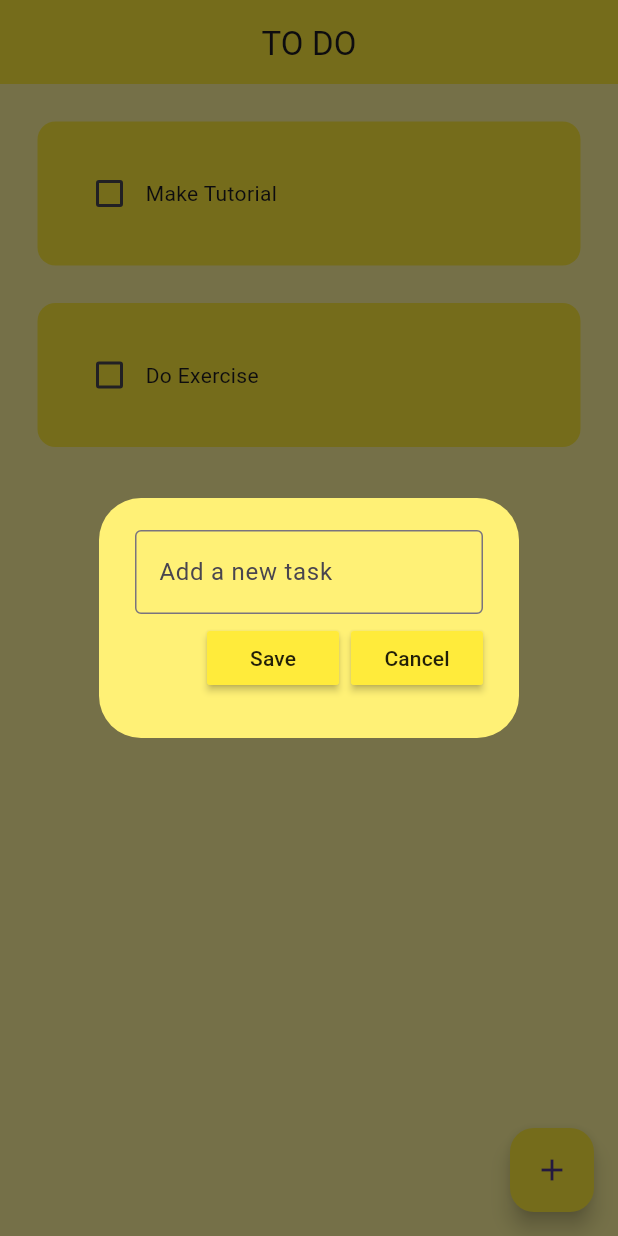
After one commit to 3r1ckR1an/ToDoApp, a Flutter app: the screen it shows after launch, after a tap on the "add" icon, on a phone screen of 412 x 824 dp. The commit adds this screen. Run offline on Flutter 3.47's test engine with Material 3 defaults, Android fonts, the phone set to English and light mode, and no system bars; our stand-ins replace google_fonts.

Commit message:
Criada tela de adição de tarefas.

```diff
--- a/lib/main.dart
+++ b/lib/main.dart
@@ -12,7 +12,7 @@ class MyApp extends StatelessWidget {
   Widget build(BuildContext context) {
     return MaterialApp(
       home: HomePage(),
-      theme: ThemeData(primarySwatch: Colors.yellow),
+      theme: ThemeData(primaryColor: Colors.yellow),
     );
   }
 }
--- a/lib/pages/home_page.dart
+++ b/lib/pages/home_page.dart
@@ -1,5 +1,6 @@
 import 'package:flutter/material.dart';
 import 'package:google_fonts/google_fonts.dart';
+import 'package:to_do_app/utilities/dialog_box.dart';
 import 'package:to_do_app/utilities/todo_tile.dart';
 
 class HomePage extends StatefulWidget {
@@ -10,6 +11,8 @@ class HomePage extends StatefulWidget {
 }
 
 class _HomePageState extends State<HomePage> {
+  final _controller = TextEditingController();
+
   List toDoList = [
     ["Make Tutorial", false],
     ["Do Exercise", false],
@@ -19,6 +22,27 @@ class _HomePageState extends State<HomePage> {
     setState(() {
       toDoList[index][1] = !toDoList[index][1];
     });
+  }
+
+  void saveNewTask() {
+    setState(() {
+      toDoList.add([_controller.text, false]);
+      _controller.clear();
+    });
+    Navigator.of(context).pop();
+  }
+
+  void createNewTask() {
+    showDialog(
+        context: context,
+        builder: (context) {
+          return DialogBox(
+            controller: _controller,
+            onSave: saveNewTask,
+            onCancel: () => Navigator.of(context).pop(),
+          );
+        },
+    );
   }
 
   @override
@@ -33,7 +57,11 @@ class _HomePageState extends State<HomePage> {
         backgroundColor: Colors.yellow,
         centerTitle: true,
       ),
-
+      floatingActionButton: FloatingActionButton(
+        onPressed: createNewTask,
+        backgroundColor: Colors.yellow,
+        child: Icon(Icons.add),
+      ),
       body: ListView.builder(
         itemCount: toDoList.length,
         itemBuilder: (context, index) {
--- /dev/null
+++ b/lib/utilities/dialog_box.dart
@@ -0,0 +1,48 @@
+import 'package:flutter/material.dart';
+import 'package:to_do_app/utilities/my_button.dart';
+
+class DialogBox extends StatelessWidget {
+  final controller;
+  VoidCallback onSave;
+  VoidCallback onCancel;
+
+  DialogBox({
+    super.key,
+    required this.controller,
+    required this.onSave,
+    required this.onCancel,
+  });
+
+  @override
+  Widget build(BuildContext context) {
+    return AlertDialog(
+      backgroundColor: Colors.yellow[300],
+      content: Container(
+        height: 120,
+        child: Column(
+          mainAxisAlignment: MainAxisAlignment.spaceEvenly,
+          children: [
+            TextField(
+              controller: controller,
+              decoration: InputDecoration(
+                border: OutlineInputBorder(),
+                hintText: "Add a new task",
+              ),
+            ),
+
+            Row(
+              mainAxisAlignment: MainAxisAlignment.end,
+              children: [
+                MyButton(text: "Save", onPressed: onSave),
+
+                const SizedBox(width: 8),
+
+                MyButton(text: "Cancel", onPressed: onCancel),
+              ],
+            ),
+          ],
+        ),
+      ),
+    );
+  }
+}
--- /dev/null
+++ b/lib/utilities/my_button.dart
@@ -0,0 +1,20 @@
+import 'package:flutter/material.dart';
+
+class MyButton extends StatelessWidget {
+  final String text;
+  VoidCallback onPressed;
+  MyButton({
+    super.key,
+    required this.text,
+    required this.onPressed,
+  });
+
+  @override
+  Widget build(BuildContext context) {
+    return MaterialButton(
+      onPressed: onPressed,
+      color: Theme.of(context).primaryColor,
+      child: Text(text),
+    );
+  }
+}
```
